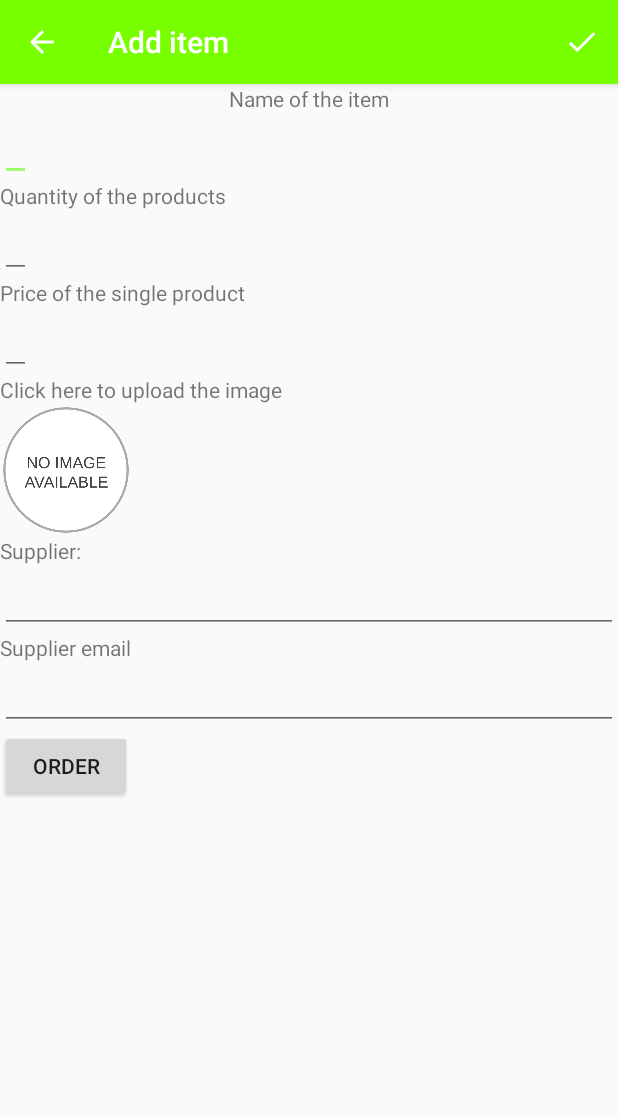
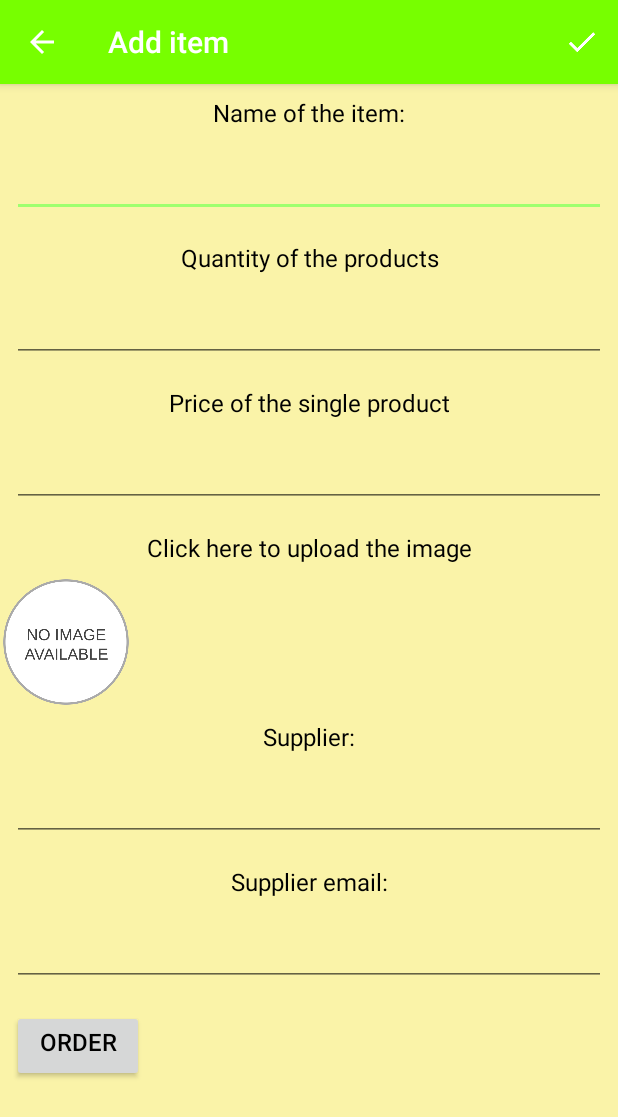
Before and after one commit to jawoznia/InventoryApp, an Android app: the EditorActivity screen opened directly, with no data from a screen before it, on a phone screen of 412 x 824 dp. Shown: the top 1117 px of the screen. Run offline under Robolectric (Android 15) with nearby library versions, the phone set to English and light mode, and no system bars.

```diff
--- a/app/src/main/java/com/example/android/inventoryapp/ItemCursorAdapter.java
+++ b/app/src/main/java/com/example/android/inventoryapp/ItemCursorAdapter.java
@@ -64,7 +64,9 @@ public class ItemCursorAdapter extends CursorAdapter {
 
         if (itemImage != null)
             if (!itemImage.isEmpty())
-                ivImage.setImageURI(Uri.parse(itemImage));
+                if (itemImage.contains("drawable"))
+                    ivImage.setImageURI(Uri.parse(itemImage));
+
 
         saleBtn.setOnClickListener(new View.OnClickListener()
 
--- a/app/src/main/res/layout/activity_editor.xml
+++ b/app/src/main/res/layout/activity_editor.xml
@@ -1,84 +1,104 @@
 <?xml version="1.0" encoding="utf-8"?>
 <ScrollView xmlns:android="http://schemas.android.com/apk/res/android"
     android:layout_width="match_parent"
-    android:layout_height="match_parent">
+    android:layout_height="match_parent"
+    android:background="@color/main_bg">
 
     <LinearLayout
         android:layout_width="match_parent"
-        android:layout_height="match_parent"
+        android:layout_height="wrap_content"
         android:orientation="vertical">
 
         <!-- name of item/s -->
         <TextView
+            style="@style/editor_style"
             android:layout_width="match_parent"
             android:layout_height="wrap_content"
-            android:gravity="center_horizontal"
-            android:text="Name of the item" />
+            android:text="@string/editor_name_tv"
+            android:textSize="16sp" />
 
         <EditText
             android:id="@+id/edit_item_name"
-            android:layout_width="wrap_content"
+            style="@style/editor_style"
+            android:layout_width="match_parent"
             android:layout_height="wrap_content" />
 
         <!-- quantity of the items -->
         <TextView
-            android:layout_width="wrap_content"
+            style="@style/editor_style"
+            android:layout_width="match_parent"
             android:layout_height="wrap_content"
-            android:text="Quantity of the products" />
+            android:text="@string/editor_quantity_tv" />
 
         <EditText
             android:id="@+id/edit_item_quantity"
-            android:layout_width="wrap_content"
+            style="@style/editor_style"
+            android:layout_width="match_parent"
             android:layout_height="wrap_content"
+
             android:inputType="number" />
 
         <!-- price of the single item -->
         <TextView
-            android:layout_width="wrap_content"
+            style="@style/editor_style"
+            android:layout_width="match_parent"
             android:layout_height="wrap_content"
-            android:text="Price of the single product" />
+
+            android:text="@string/editor_price_tv" />
 
         <EditText
             android:id="@+id/edit_item_price"
-            android:layout_width="wrap_content"
+            style="@style/editor_style"
+            android:layout_width="match_parent"
             android:layout_height="wrap_content" />
 
         <!-- image upload -->
         <TextView
             android:id="@+id/edit_item_image_upload_tv"
-            android:layout_width="wrap_content"
+            style="@style/editor_style"
+            android:layout_width="match_parent"
             android:layout_height="wrap_content"
-            android:text="Click here to upload the image" />
+
+            android:text="@string/editor_image_tv" />
 
         <ImageView
             android:id="@+id/edit_item_image_upload_iv"
             android:layout_width="88dp"
             android:layout_height="88dp"
+
             android:src="@drawable/no_image" />
 
         <TextView
+            style="@style/editor_style"
             android:layout_width="match_parent"
             android:layout_height="wrap_content"
-            android:text="Supplier:" />
+
+            android:text="@string/editor_supplier_tv" />
 
         <EditText
             android:id="@+id/edit_supplier"
+            style="@style/editor_style"
             android:layout_width="match_parent"
             android:layout_height="wrap_content" />
 
         <TextView
+            style="@style/editor_style"
             android:layout_width="match_parent"
             android:layout_height="wrap_content"
-            android:text="Supplier email" />
+
+            android:text="@string/editor_supplier_email_tv" />
 
         <EditText
             android:id="@+id/edit_supplier_email"
+            style="@style/editor_style"
             android:layout_width="match_parent"
             android:layout_height="wrap_content" />
+
         <Button
             android:id="@+id/edit_order_btn"
+            style="@style/editor_style"
             android:layout_width="wrap_content"
             android:layout_height="wrap_content"
-            android:text="Order"/>
+            android:text="@string/editor_order_btn" />
     </LinearLayout>
 </ScrollView>
--- a/app/src/main/res/values/colors.xml
+++ b/app/src/main/res/values/colors.xml
@@ -5,4 +5,5 @@
     <color name="colorAccent">#9eff6e</color>
 
     <color name="image_bg">#03fb6a</color>
+    <color name="main_bg">#faf3a8</color>
 </resources>
--- a/app/src/main/res/values/dimens.xml
+++ b/app/src/main/res/values/dimens.xml
@@ -1,4 +1,5 @@
 <?xml version="1.0" encoding="utf-8"?>
 <resources>
     <dimen name="fab_margin">16dp</dimen>
+    <dimen name="editor_margin_tv">8dp</dimen>
 </resources>
--- a/app/src/main/res/values/strings.xml
+++ b/app/src/main/res/values/strings.xml
@@ -21,4 +21,13 @@
     <string name="editor_update_item_failed">Couldn\'t update the item</string>
     <string name="editor_update_item_successful">Item succesfully updated</string>
     <string name="delete_all_dialog_msg">Delete all data</string>
+    <string name="main_sell_btn">sell</string>
+    <string name="main_buy_btn">buy</string>
+    <string name="editor_name_tv">Name of the item:</string>
+    <string name="editor_quantity_tv">Quantity of the products</string>
+    <string name="editor_price_tv">Price of the single product</string>
+    <string name="editor_image_tv">Click here to upload the image</string>
+    <string name="editor_supplier_tv">Supplier:</string>
+    <string name="editor_supplier_email_tv">Supplier email:</string>
+    <string name="editor_order_btn">Order</string>
 </resources>
--- a/app/src/main/res/values/styles.xml
+++ b/app/src/main/res/values/styles.xml
@@ -8,4 +8,11 @@
         <item name="colorAccent">@color/colorAccent</item>
     </style>
 
+    <style name="editor_style">
+        <item name="android:gravity">center_horizontal</item>
+        <item name="android:layout_margin">@dimen/editor_margin_tv</item>
+        <item name="android:textSize">16sp</item>
+        <item name="android:textColor">@android:color/black</item>
+    </style>
+
 </resources>
```
Also changed, not shown: app/src/main/java/com/example/android/inventoryapp/EditorActivity.java (+15 -1 lines), app/src/main/java/com/example/android/inventoryapp/MainActivity.java (+4 -4 lines), app/src/main/res/layout/activity_main.xml (+4 -3 lines), app/src/main/res/layout/list_item.xml (+31 -14 lines).
